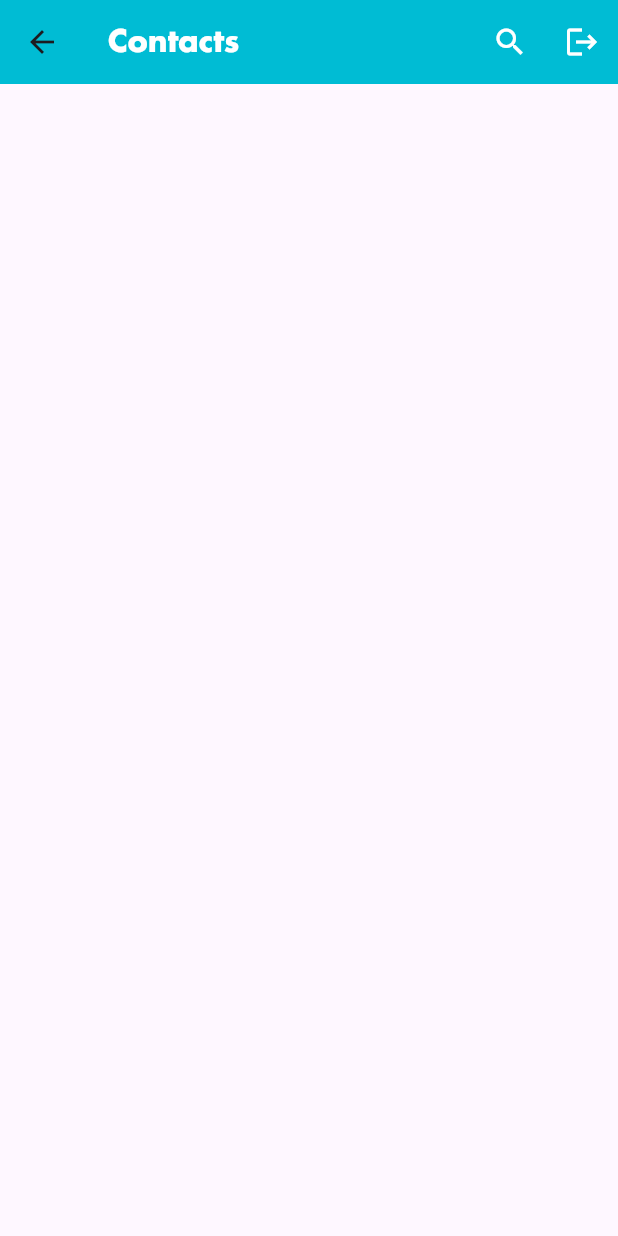
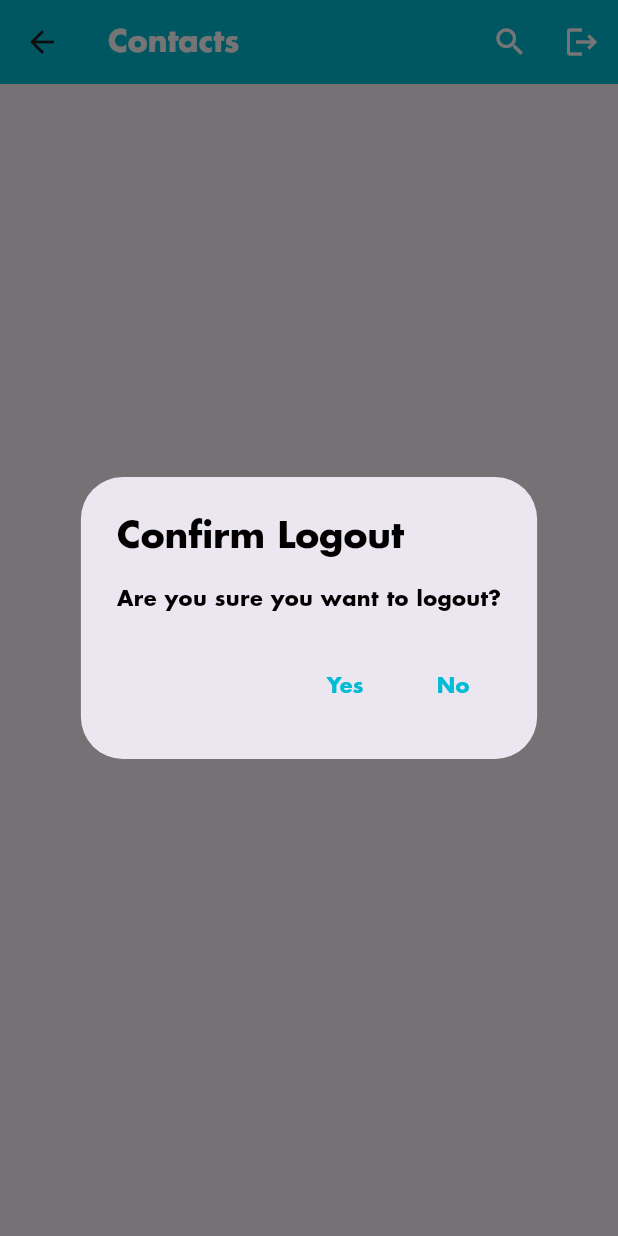
Before and after one commit to RAry-n/connexus-hackfest24, a Flutter app: the ContactsHome screen opened directly, after a tap on the "logout" icon, on a phone screen of 412 x 824 dp. Run offline on Flutter 3.47's test engine with Material 3 defaults, Android fonts, the light colour scheme and no system bars; our stand-ins replace camera, cloud_firestore, contacts_service, country_picker, firebase_auth, firebase_core and 8 more; missing offline and left inert: agora_uikit, tflite_flutter, translator; accounts and stored records are empty.

Commit message:
UI Updates

```diff
--- a/lib/constants/text_strings.dart
+++ b/lib/constants/text_strings.dart
@@ -5,6 +5,6 @@ const String appName = "Connexus";
 
 // Welcome Screen
 
-const String welcomeScreenTitle = "Your one stop destination for communication to everyone...";
+const String welcomeScreenTitle = "Your one stop destination for communicating to everyone...";
 const String registerScreenTitle = "Enter your phone number to continue...";
 const String otpScreenTitle = "Enter the OTP sent to your phone...";
--- a/lib/pages/contacts_home.dart
+++ b/lib/pages/contacts_home.dart
@@ -1,7 +1,9 @@
+import 'package:cloud_firestore/cloud_firestore.dart';
 import 'package:contacts_service/contacts_service.dart';
 import 'package:firebase_auth/firebase_auth.dart';
 import 'package:flutter/material.dart';
 import 'package:permission_handler/permission_handler.dart';
+import 'package:share_plus/share_plus.dart';
 import 'package:shared_preferences/shared_preferences.dart';
 
 import '../constants/my_colors.dart';
@@ -19,15 +21,16 @@ class _ContactsHomeState extends State<ContactsHome> {
   List<Contact> filteredContactsList = [];
   bool _isSearching = false;
   final TextEditingController _searchController = TextEditingController();
+  List<String> registeredNumbers = [];
 
   @override
   void initState() {
     super.initState();
     _requestContactsPermission();
-
     _searchController.addListener(() {
       filterContacts();
     });
+    getRegisteredNumbers();
   }
 
   @override
@@ -37,12 +40,16 @@ class _ContactsHomeState extends State<ContactsHome> {
       body: Container(
         padding: const EdgeInsets.all(20),
         child: ListView.builder(
-          itemCount: _isSearching == true ? filteredContactsList.length : contacts.length,
+          itemCount: _isSearching ? filteredContactsList.length : contacts.length,
           itemBuilder: (context, index) {
-            final currentContact = _isSearching == true ? filteredContactsList[index] : contacts[index];
+            final currentContact = _isSearching ? filteredContactsList[index] : contacts[index];
             if (currentContact.phones == null || currentContact.phones!.isEmpty) {
               return const SizedBox.shrink();
             }
+            String? phoneNumber = currentContact.phones!.first.value;
+            String formattedPhoneNumber = phoneNumber!.replaceAll(RegExp(r'\D'), '');
+            if(formattedPhoneNumber.length == 12) formattedPhoneNumber = formattedPhoneNumber.substring(2);
+            bool isRegistered = registeredNumbers.contains(formattedPhoneNumber);
             return Container(
               margin: const EdgeInsets.only(bottom: 10),
               decoration: BoxDecoration(
@@ -50,11 +57,13 @@ class _ContactsHomeState extends State<ContactsHome> {
                 borderRadius: BorderRadius.circular(10),
               ),
               child: ListTile(
-                onTap: (){
-                  Map data = {
-                    'contact' : currentContact
-                  };
-                  Navigator.pushNamed(context, '/chat', arguments: data);
+                onTap: () {
+                  if (isRegistered) {
+                    Map data = {'contact': currentContact};
+                    Navigator.pushNamed(context, '/chat', arguments: data);
+                  } else {
+                    shareApp();
+                  }
                 },
                 title: Text(
                   currentContact.displayName ?? 'Unknown',
@@ -66,13 +75,13 @@ class _ContactsHomeState extends State<ContactsHome> {
                   ),
                 ),
                 subtitle: Text(
-                  currentContact.phones!.first.value ?? 'Unknown',
+                  phoneNumber,
                   style: const TextStyle(
                     fontWeight: FontWeight.w200,
                     fontFamily: 'Futura',
                   ),
                 ),
-                trailing: const Icon(Icons.arrow_forward_ios_rounded),
+                trailing: isRegistered ? const Icon(Icons.arrow_forward_ios_rounded) : const Icon(Icons.add),
                 leading: (currentContact.avatar != null && currentContact.avatar!.isNotEmpty)
                     ? CircleAvatar(
                   backgroundImage: MemoryImage(currentContact.avatar!),
@@ -148,7 +157,6 @@ class _ContactsHomeState extends State<ContactsHome> {
             fontFamily: 'Futura', // Use Futura font for hint text
           ),
           border: InputBorder.none,
-
         ),
         onChanged: (value) {
           // Implement search logic here
@@ -186,7 +194,82 @@ class _ContactsHomeState extends State<ContactsHome> {
     }
   }
 
+  void getRegisteredNumbers() async {
+    List<String> numbers = [];
+    // Get the phone numbers from Firestore
+    QuerySnapshot querySnapshot = await FirebaseFirestore.instance.collection('users').get();
+    for (var doc in querySnapshot.docs) {
+      // Extract the phone number from the document ID
+      numbers.add(doc.id);
+    }
+    setState(() {
+      registeredNumbers = numbers;
+    });
+  }
+
+  void shareApp() {
+    String appLink = 'your_app_link';
+    Share.share('Check out this awesome app: $appLink');
+  }
+
   Future<void> _logout() async {
+    // Show confirmation dialog
+    showDialog(
+      context: context,
+      builder: (BuildContext context) {
+        return AlertDialog(
+          title: const Text(
+            "Confirm Logout",
+            style: TextStyle(
+              color: MyColors.text,
+              fontWeight: FontWeight.w500,
+              fontFamily: 'Futura',
+            ),
+          ),
+          content: const Text(
+            "Are you sure you want to logout?",
+            style: TextStyle(
+              color: MyColors.text,
+              fontWeight: FontWeight.w300,
+              fontFamily: 'Futura',
+            ),
+          ),
+          actions: <Widget>[
+            TextButton(
+              onPressed: () async {
+                Navigator.of(context).pop(); // Close the dialog
+                // Perform logout
+                await performLogout();
+              },
+              child: const Text(
+                "Yes",
+                style: TextStyle(
+                  color: Colors.cyan,
+                  fontWeight: FontWeight.w300,
+                  fontFamily: 'Futura',
+                ),
+              ),
+            ),
+            TextButton(
+              onPressed: () {
+                Navigator.of(context).pop(); // Close the dialog
+              },
+              child: const Text(
+                "No",
+                style: TextStyle(
+                  color: Colors.cyan,
+                  fontWeight: FontWeight.w300,
+                  fontFamily: 'Futura',
+                ),
+              ),
+            ),
+          ],
+        );
+      },
+    );
+  }
+
+  Future<void> performLogout() async {
     // Clear SharedPreferences
     final SharedPreferences sp = await SharedPreferences.getInstance();
     await sp.clear();
@@ -201,4 +284,5 @@ class _ContactsHomeState extends State<ContactsHome> {
           (route) => false,
     );
   }
+
 }
```
Also changed, not shown: lib/pages/meetings_home.dart (+66 -3 lines).
